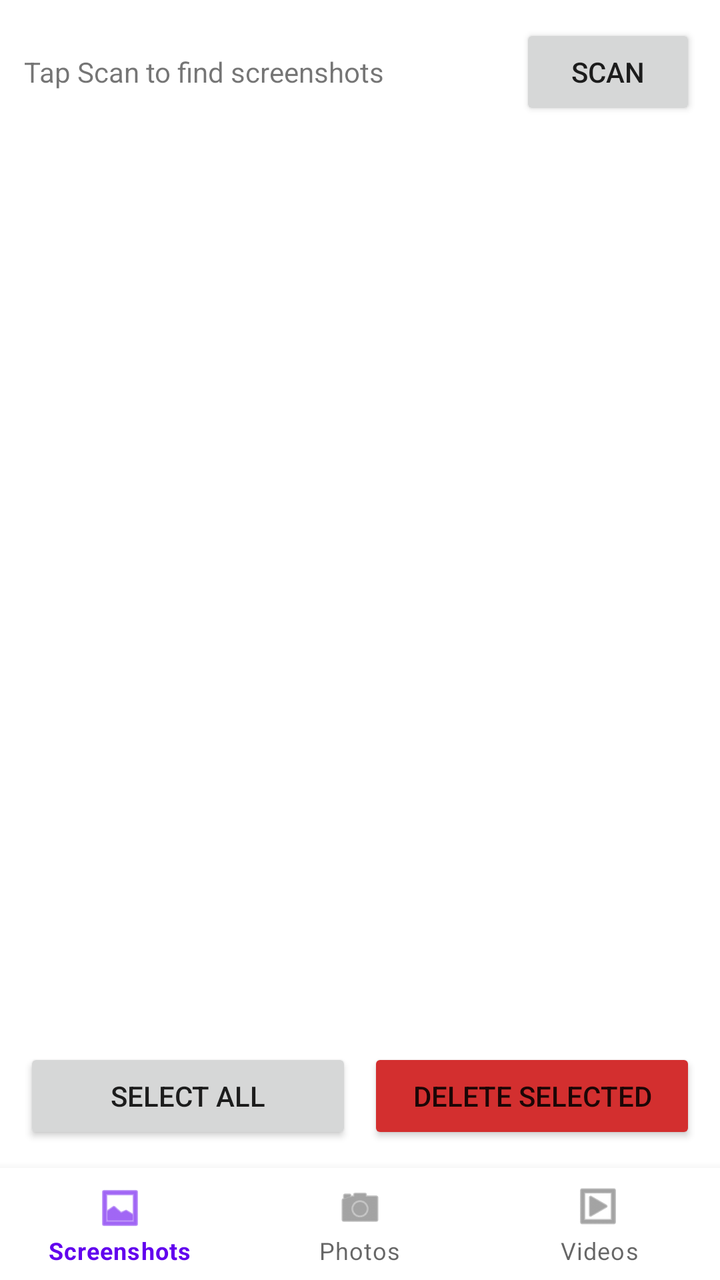
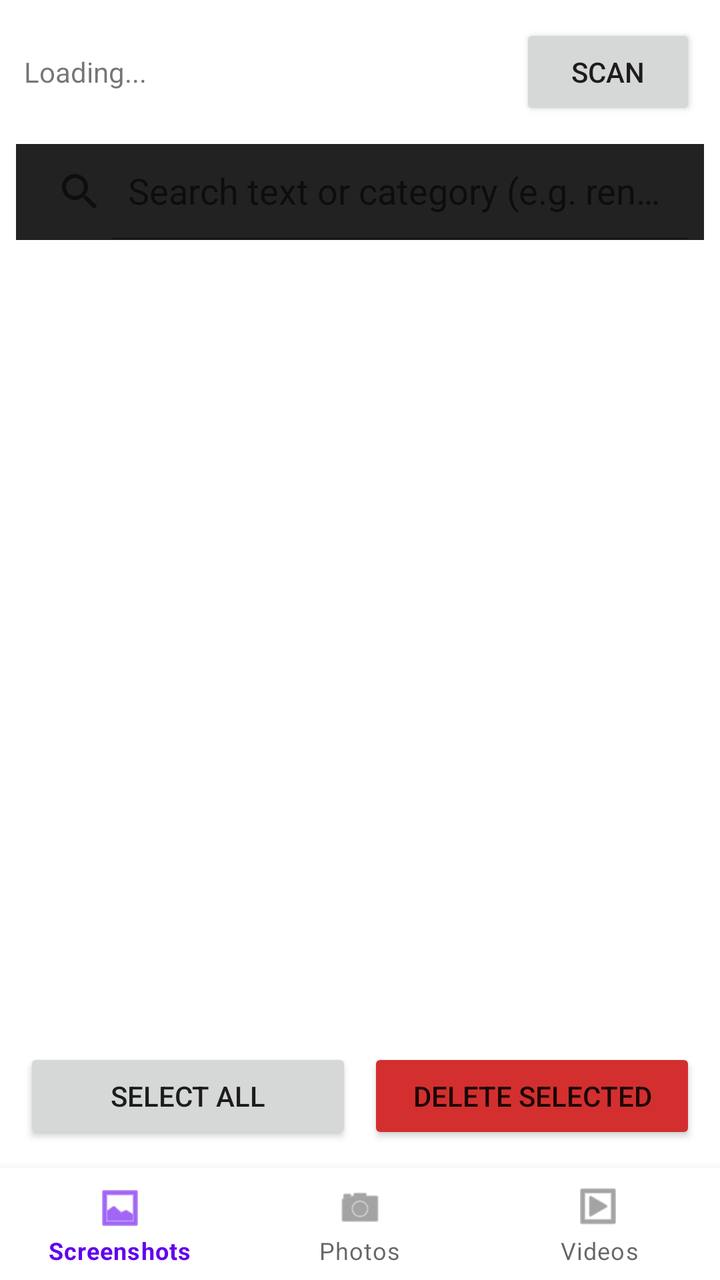

Two renders of the same Android screen: before a commit and after it. Below are the layout's source before the change and the commit's diff.
<!-- AndroidManifest.xml: application theme Theme.ScreenshotCleaner -->
<!-- res/layout/activity_main.xml -->
<?xml version="1.0" encoding="utf-8"?>
<LinearLayout xmlns:android="http://schemas.android.com/apk/res/android"
    xmlns:app="http://schemas.android.com/apk/res-auto"
    android:orientation="vertical"
    android:layout_width="match_parent"
    android:layout_height="match_parent">

    <LinearLayout
        android:orientation="horizontal"
        android:layout_width="match_parent"
        android:layout_height="wrap_content"
        android:padding="12dp"
        android:gravity="center_vertical">

        <TextView
            android:id="@+id/statusText"
            android:layout_width="0dp"
            android:layout_height="wrap_content"
            android:layout_weight="1"
            android:text="Tap Scan to find screenshots"
            android:textSize="14sp" />

        <Button
            android:id="@+id/scanButton"
            android:layout_width="wrap_content"
            android:layout_height="wrap_content"
            android:text="Scan" />
    </LinearLayout>

    <androidx.recyclerview.widget.RecyclerView
        android:id="@+id/recyclerView"
        android:layout_width="match_parent"
        android:layout_height="0dp"
        android:layout_weight="1"
        android:padding="4dp" />

    <LinearLayout
        android:orientation="horizontal"
        android:layout_width="match_parent"
        android:layout_height="wrap_content"
        android:padding="12dp"
        android:gravity="center_vertical">

        <Button
            android:id="@+id/selectAllButton"
            android:layout_width="0dp"
            android:layout_height="wrap_content"
            android:layout_weight="1"
            android:text="Select All" />

        <Space android:layout_width="8dp" android:layout_height="1dp" />

        <Button
            android:id="@+id/deleteButton"
            android:layout_width="0dp"
            android:layout_height="wrap_content"
            android:layout_weight="1"
            android:backgroundTint="#D32F2F"
            android:text="Delete Selected" />
    </LinearLayout>

    <com.google.android.material.bottomnavigation.BottomNavigationView
        android:id="@+id/bottomNav"
        android:layout_width="match_parent"
        android:layout_height="wrap_content"
        app:menu="@menu/bottom_nav" />

</LinearLayout>
<!-- resources referenced by this layout -->
<resources>
  <style name="Theme.ScreenshotCleaner" parent="Theme.MaterialComponents.DayNight.NoActionBar" />
</resources>

<!-- the commit's change to res/layout/activity_main.xml (unified diff, before → after) -->
@@ -17,7 +17,7 @@
             android:layout_width="0dp"
             android:layout_height="wrap_content"
             android:layout_weight="1"
-            android:text="Tap Scan to find screenshots"
+            android:text="Loading..."
             android:textSize="14sp" />
 
         <Button
@@ -26,6 +26,16 @@
             android:layout_height="wrap_content"
             android:text="Scan" />
     </LinearLayout>
+
+    <androidx.appcompat.widget.SearchView
+        android:id="@+id/searchView"
+        android:layout_width="match_parent"
+        android:layout_height="wrap_content"
+        android:layout_marginHorizontal="8dp"
+        android:layout_marginBottom="4dp"
+        android:background="#222222"
+        app:iconifiedByDefault="false"
+        app:queryHint="Search text or category (e.g. rent, house, food)" />
 
     <androidx.recyclerview.widget.RecyclerView
         android:id="@+id/recyclerView"
